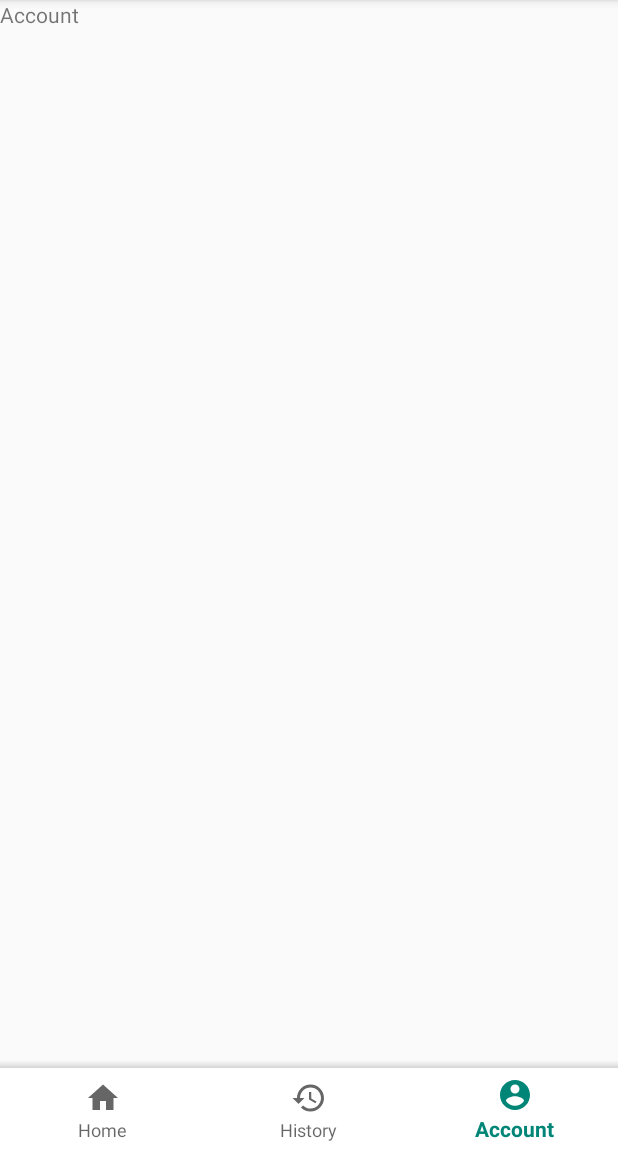
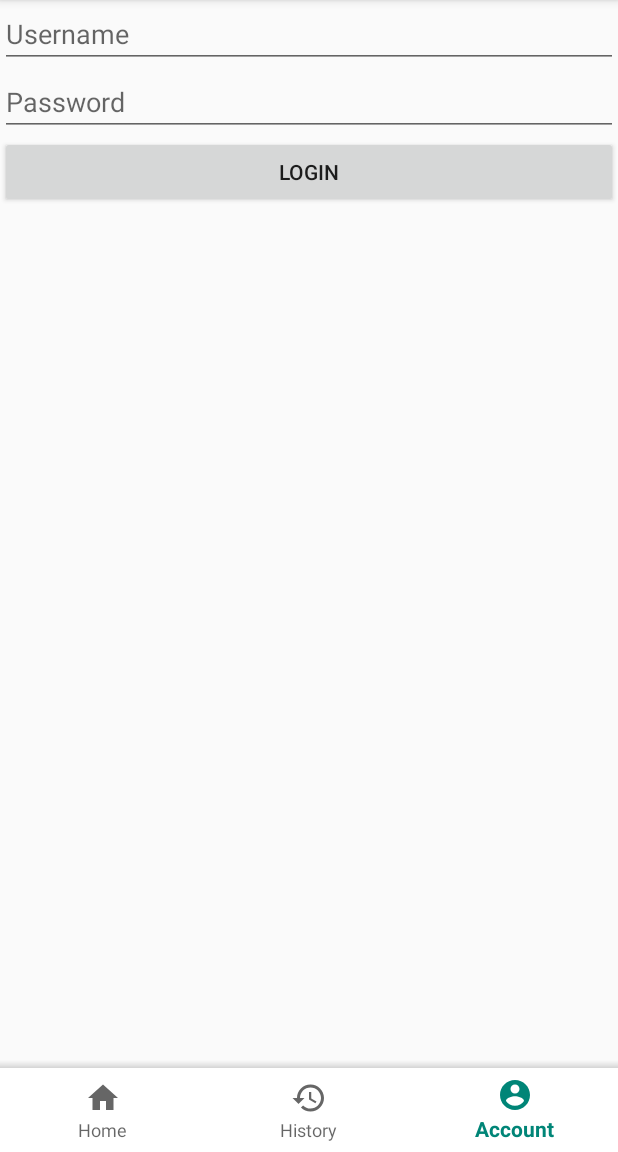
Before and after one commit to rijamyazid/android-app-covid19-management, an Android app: the AccountFragment screen opened through its navigation route, on a phone screen of 412 x 824 dp, the part 84-1236 px from its top. Run offline under Robolectric (Android 15) with nearby library versions, the phone set to English and light mode, and no system bars; our stand-ins replace Room's generated code, navigation-ui.

Commit message:
Ditambahakn (Fitur) : Login

```diff
--- a/app/src/main/java/com/example/aplikasikelolapasiencovid_19/db/AppDatabase.java
+++ b/app/src/main/java/com/example/aplikasikelolapasiencovid_19/db/AppDatabase.java
@@ -22,6 +22,7 @@ public abstract class AppDatabase extends RoomDatabase {
     public static AppDatabase getInstance(Context context){
         if(INSTANCE == null) INSTANCE = Room.databaseBuilder(context.getApplicationContext(),
                 AppDatabase.class, "app_database")
+                .allowMainThreadQueries()
                 .fallbackToDestructiveMigration()
                 .addCallback(roomCallback)
                 .build();
--- a/app/src/main/java/com/example/aplikasikelolapasiencovid_19/model/AdminDao.java
+++ b/app/src/main/java/com/example/aplikasikelolapasiencovid_19/model/AdminDao.java
@@ -26,4 +26,7 @@ public interface AdminDao {
     @Query("SELECT * FROM admin_table")
     LiveData<List<Admin>> getAllAdmin();
 
+    @Query("SELECT * FROM admin_table WHERE username=:username AND password=:password")
+    Admin getAdmin(String username, String password);
+
 }
--- a/app/src/main/java/com/example/aplikasikelolapasiencovid_19/repository/Repository.java
+++ b/app/src/main/java/com/example/aplikasikelolapasiencovid_19/repository/Repository.java
@@ -22,6 +22,10 @@ public class Repository {
 
     public LiveData<List<Admin>> getAllAdmin(){
         return adminDao.getAllAdmin();
+    }
+
+    public Admin getAdmin(String username, String password){
+        return adminDao.getAdmin(username, password);
     }
 
     public void insertAdmin(Admin admin){
--- a/app/src/main/java/com/example/aplikasikelolapasiencovid_19/ui/AccountFragment.java
+++ b/app/src/main/java/com/example/aplikasikelolapasiencovid_19/ui/AccountFragment.java
@@ -3,19 +3,29 @@ package com.example.aplikasikelolapasiencovid_19.ui;
 
 import android.os.Bundle;
 
+import androidx.annotation.NonNull;
+import androidx.annotation.Nullable;
 import androidx.fragment.app.Fragment;
+import androidx.lifecycle.ViewModelProviders;
 
 import android.view.LayoutInflater;
 import android.view.View;
 import android.view.ViewGroup;
+import android.widget.Button;
+import android.widget.EditText;
+import android.widget.Toast;
 
 import com.example.aplikasikelolapasiencovid_19.R;
+import com.example.aplikasikelolapasiencovid_19.viewmodel.AccountViewModel;
 
 /**
  * A simple {@link Fragment} subclass.
  */
 public class AccountFragment extends Fragment {
 
+    EditText edtUsername, edtPassword;
+    Button btnLogin;
+    AccountViewModel accountViewModel;
 
     public AccountFragment() {
         // Required empty public constructor
@@ -29,4 +39,29 @@ public class AccountFragment extends Fragment {
         return inflater.inflate(R.layout.fragment_account, container, false);
     }
 
+    @Override
+    public void onViewCreated(@NonNull View view, @Nullable Bundle savedInstanceState) {
+        super.onViewCreated(view, savedInstanceState);
+        accountViewModel = ViewModelProviders.of(this).get(AccountViewModel.class);
+        edtUsername = view.findViewById(R.id.edt_username_login);
+        edtPassword = view.findViewById(R.id.edt_password_login);
+        btnLogin = view.findViewById(R.id.btn_login);
+        btnLogin.setOnClickListener(new View.OnClickListener(){
+            @Override
+            public void onClick(View v) {
+                String username = edtUsername.getText().toString();
+                String password = edtPassword.getText().toString();
+
+                if(accountViewModel.isAccountAvailable(username, password)){
+                    showToast("Data tersedia");
+                } else {
+                    showToast("Data tidak ada");
+                }
+            }
+        });
+    }
+
+    private void showToast(String text){
+        Toast.makeText(getContext(), text, Toast.LENGTH_SHORT).show();
+    }
 }
--- a/app/src/main/java/com/example/aplikasikelolapasiencovid_19/ui/HomeFragment.java
+++ b/app/src/main/java/com/example/aplikasikelolapasiencovid_19/ui/HomeFragment.java
@@ -3,19 +3,25 @@ package com.example.aplikasikelolapasiencovid_19.ui;
 
 import android.os.Bundle;
 
+import androidx.annotation.NonNull;
+import androidx.annotation.Nullable;
 import androidx.fragment.app.Fragment;
+import androidx.lifecycle.ViewModelProviders;
 
 import android.view.LayoutInflater;
 import android.view.View;
 import android.view.ViewGroup;
+import android.widget.Button;
+import android.widget.EditText;
+import android.widget.Toast;
 
 import com.example.aplikasikelolapasiencovid_19.R;
+import com.example.aplikasikelolapasiencovid_19.viewmodel.AccountViewModel;
 
 /**
  * A simple {@link Fragment} subclass.
  */
 public class HomeFragment extends Fragment {
-
 
     public HomeFragment() {
         // Required empty public constructor
@@ -29,4 +35,8 @@ public class HomeFragment extends Fragment {
         return inflater.inflate(R.layout.fragment_home, container, false);
     }
 
+    @Override
+    public void onViewCreated(@NonNull View view, @Nullable Bundle savedInstanceState) {
+        super.onViewCreated(view, savedInstanceState);
+    }
 }
--- a/app/src/main/java/com/example/aplikasikelolapasiencovid_19/viewmodel/AccountViewModel.java
+++ b/app/src/main/java/com/example/aplikasikelolapasiencovid_19/viewmodel/AccountViewModel.java
@@ -20,6 +20,11 @@ public class AccountViewModel extends AndroidViewModel {
         repository = new Repository(application);
     }
 
+    public boolean isAccountAvailable(String username, String password){
+        Admin admin = repository.getAdmin(username, password);
+        return admin != null;
+    }
+
     public LiveData<List<Admin>> getAllAdmin(){
         return repository.getAllAdmin();
     }
--- a/app/src/main/res/layout/fragment_account.xml
+++ b/app/src/main/res/layout/fragment_account.xml
@@ -1,14 +1,26 @@
 <?xml version="1.0" encoding="utf-8"?>
-<FrameLayout xmlns:android="http://schemas.android.com/apk/res/android"
+<LinearLayout xmlns:android="http://schemas.android.com/apk/res/android"
     xmlns:tools="http://schemas.android.com/tools"
     android:layout_width="match_parent"
     android:layout_height="match_parent"
+    android:orientation="vertical"
     tools:context=".ui.AccountFragment">
 
     <!-- TODO: Update blank fragment layout -->
-    <TextView
+    <EditText
+        android:id="@+id/edt_username_login"
         android:layout_width="match_parent"
-        android:layout_height="match_parent"
-        android:text="@string/account_icon_text" />
+        android:layout_height="wrap_content"
+        android:hint="Username"/>
+    <EditText
+        android:id="@+id/edt_password_login"
+        android:layout_width="match_parent"
+        android:layout_height="wrap_content"
+        android:hint="Password"/>
+    <Button
+        android:id="@+id/btn_login"
+        android:layout_width="match_parent"
+        android:layout_height="wrap_content"
+        android:text="Login"/>
 
-</FrameLayout>
+</LinearLayout>
```
